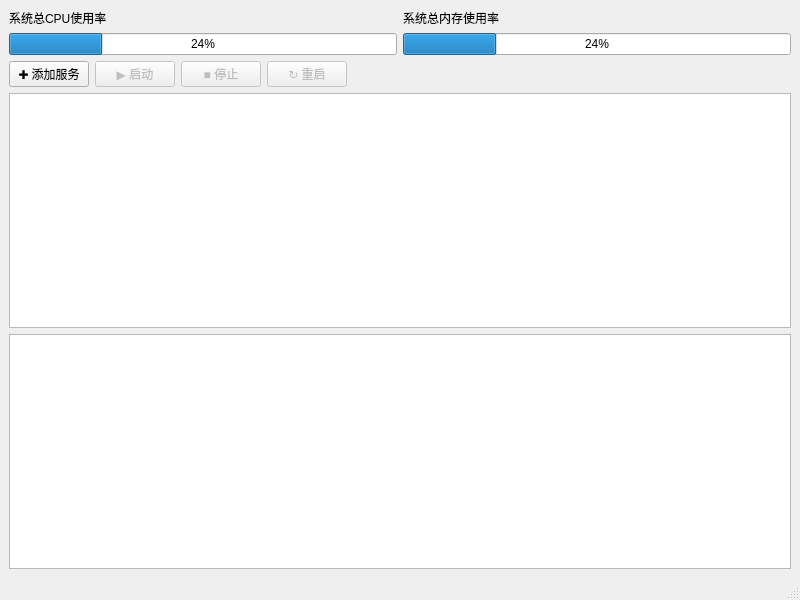
Old version of the form gui/mainwindow.ui in the repository lls101/proc_manager.
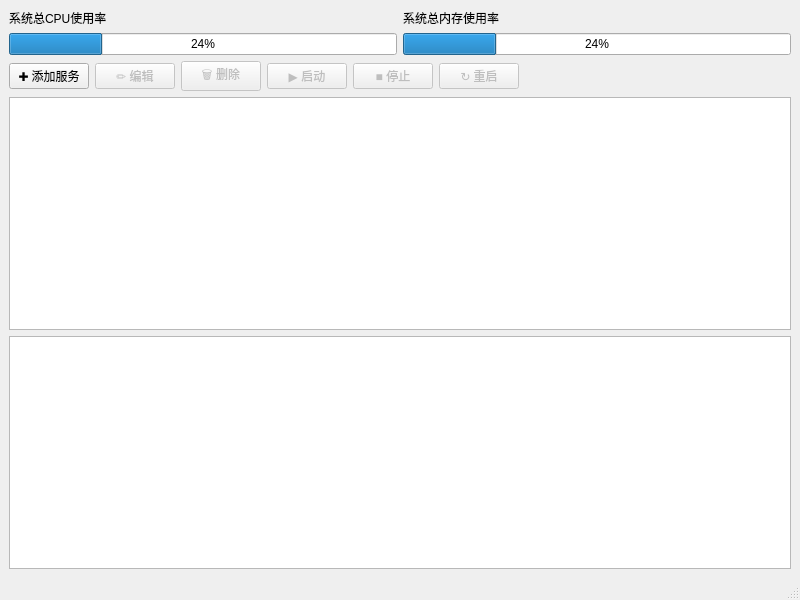
New version of the form.

What changed in the file:
```diff
--- a/gui/mainwindow.ui
+++ b/gui/mainwindow.ui
@@ -64,6 +64,26 @@
           </property>
          </widget>
         </item>
+        <item>
+         <widget class="QPushButton" name="btnEdit">
+          <property name="enabled">
+           <bool>false</bool>
+          </property>
+          <property name="text">
+           <string>✏️ 编辑</string>
+          </property>
+         </widget>
+        </item>
+        <item>
+         <widget class="QPushButton" name="btnDelete">
+          <property name="enabled">
+           <bool>false</bool>
+          </property>
+          <property name="text">
+           <string>🗑️ 删除</string>
+          </property>
+         </widget>
+        </item>
         <item>
          <widget class="QPushButton" name="btnStart">
           <property name="enabled">
```
